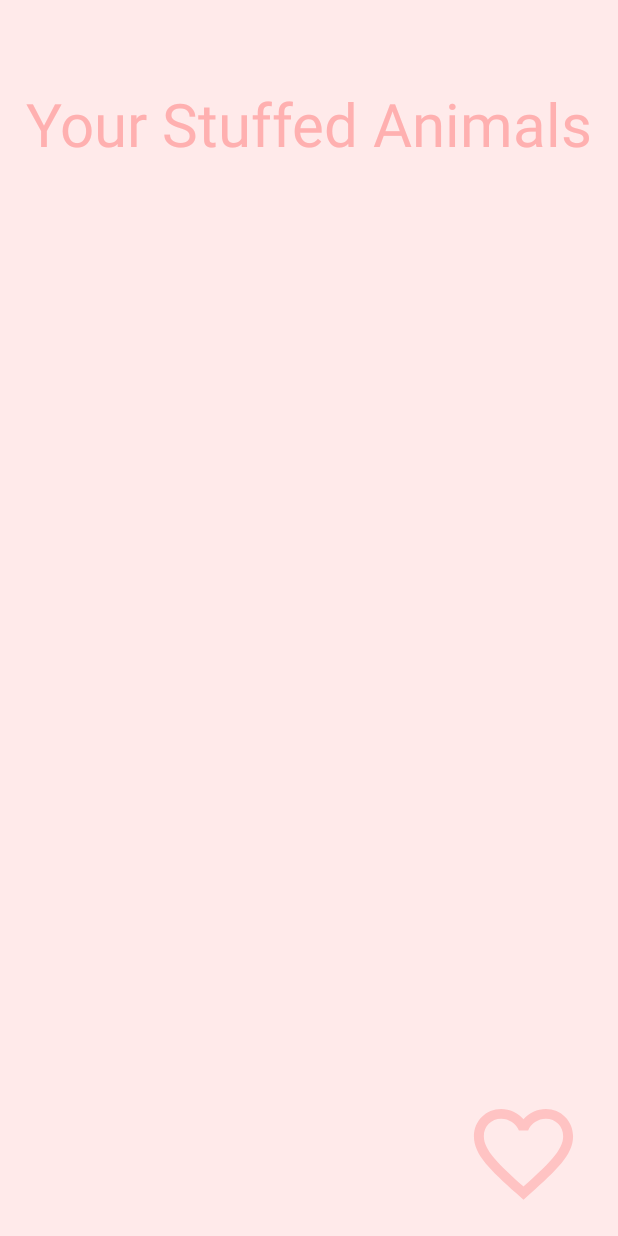
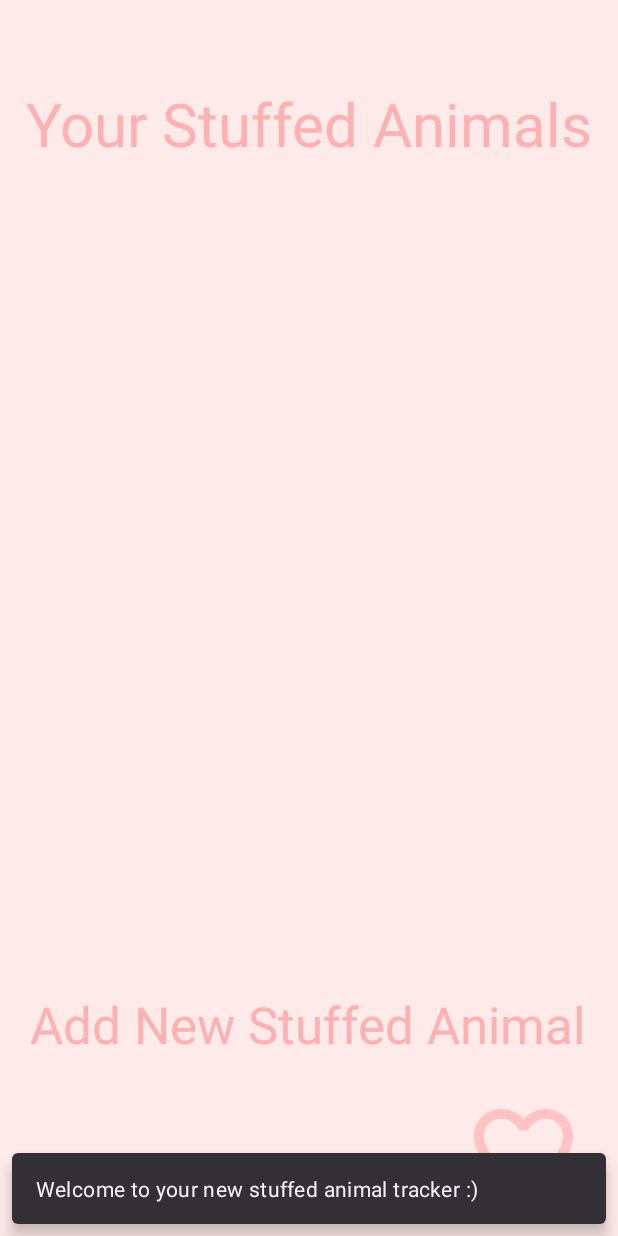
Before and after one commit to rustytoe69/FinalProjectFinal, an Android app: the screen it shows after launch (MainActivity), after a tap on "Click Me!", on a phone screen of 412 x 824 dp. Run offline under Robolectric (Android 15) with nearby library versions, the phone set to English and light mode, and no system bars; our stand-ins replace navigation-ui; Roboto replaces fonts that are not available here.

Commit message:
fixed error :)

```diff
--- a/app/src/main/java/com/example/finalprojectfinal/AddStuffedAnimalFragment.kt
+++ b/app/src/main/java/com/example/finalprojectfinal/AddStuffedAnimalFragment.kt
@@ -7,6 +7,7 @@ import android.view.View
 import android.view.ViewGroup
 import android.widget.ArrayAdapter
 import androidx.fragment.app.activityViewModels
+import androidx.navigation.findNavController
 import com.example.finalprojectfinal.databinding.FragmentAddStuffedAnimalBinding
 import com.example.finalprojectfinal.databinding.FragmentMainBinding
 import com.example.finalprojectfinal.databinding.FragmentStuffedAnimalListBinding
@@ -31,6 +32,14 @@ class AddStuffedAnimalFragment : Fragment() {
             R.array.stuffed_animal_types,android.R.layout.simple_spinner_item)
         stuffedAnimalArrayAdapter.setDropDownViewResource(android.R.layout.simple_spinner_dropdown_item)
         binding.animalTypeSpinner.adapter=stuffedAnimalArrayAdapter
+
+        //for navigation
+        binding.addStuffedAnimalToListTextView.setOnClickListener { view ->
+            rootView.findNavController().navigateUp()
+        }
+
+
+
         return rootView
     }
 }
--- a/app/src/main/java/com/example/finalprojectfinal/MainFragment.kt
+++ b/app/src/main/java/com/example/finalprojectfinal/MainFragment.kt
@@ -23,6 +23,7 @@ import androidx.navigation.findNavController
 import androidx.navigation.ui.NavigationUI
 import androidx.fragment.app.viewModels
 import com.google.android.material.dialog.MaterialAlertDialogBuilder
+import com.google.android.material.snackbar.Snackbar
 
 
 class MainFragment : Fragment() {
@@ -41,11 +42,10 @@ class MainFragment : Fragment() {
         _binding= FragmentMainBinding.inflate(inflater, container, false)
         val rootView = binding.root
 
-
+        //navigation
         binding.clickMeTextView.setOnClickListener { view ->
-            val passIn =
-                MainFragmentDirections.actionMainFragmentToStuffedAnimalListFragment()
-            rootView.findNavController().navigate(passIn)
+            rootView.findNavController().navigate(R.id.action_mainFragment_to_stuffedAnimalListFragment)
+            val mySnackbar = Snackbar.make(requireActivity().findViewById(android.R.id.content),R.string.snackbar_text,Snackbar.LENGTH_SHORT).show()
         }
 
         return rootView
--- a/app/src/main/java/com/example/finalprojectfinal/StuffedAnimalListFragment.kt
+++ b/app/src/main/java/com/example/finalprojectfinal/StuffedAnimalListFragment.kt
@@ -6,6 +6,7 @@ import android.view.LayoutInflater
 import android.view.View
 import android.view.ViewGroup
 import androidx.fragment.app.activityViewModels
+import androidx.navigation.findNavController
 import com.example.finalprojectfinal.databinding.FragmentMainBinding
 import com.example.finalprojectfinal.databinding.FragmentStuffedAnimalListBinding
 
@@ -23,6 +24,18 @@ class StuffedAnimalListFragment : Fragment() {
         // Inflate the layout for this fragment
         _binding= FragmentStuffedAnimalListBinding.inflate(inflater, container, false)
         val rootView = binding.root
+        //navigation
+        binding.newStuffedAnimalTextView.setOnClickListener { view ->
+            rootView.findNavController().navigate(R.id.action_stuffedAnimalListFragment_to_addStuffedAnimalFragment)
+        }
+
+// TODO: change this stuff for the recycler view
+//        binding.newStuffedAnimalTextView.setOnClickListener { view ->
+//            rootView.findNavController().navigate(R.id.action_stuffedAnimalListFragment_to_addStuffedAnimalFragment)
+//        }
+
+
+
         return rootView
     }
 }
--- a/app/src/main/res/layout/fragment_add_stuffed_animal.xml
+++ b/app/src/main/res/layout/fragment_add_stuffed_animal.xml
@@ -18,7 +18,7 @@
         android:inputType="text"
         android:textColor="#ABABAB"
         android:textColorLink="#FDE3D8"
-        app:layout_constraintBottom_toTopOf="@+id/clickMeTextView"
+        app:layout_constraintBottom_toTopOf="@+id/addStuffedAnimalToListTextView"
         app:layout_constraintEnd_toEndOf="parent"
         app:layout_constraintHorizontal_bias="0.517"
         app:layout_constraintStart_toStartOf="parent" />
@@ -46,7 +46,7 @@
         app:layout_constraintEnd_toEndOf="parent" />
 
     <TextView
-        android:id="@+id/clickMeTextView"
+        android:id="@+id/addStuffedAnimalToListTextView"
         android:layout_width="wrap_content"
         android:layout_height="wrap_content"
         android:fontFamily="sans-serif"
--- a/app/src/main/res/layout/fragment_stuffed_animal_list.xml
+++ b/app/src/main/res/layout/fragment_stuffed_animal_list.xml
@@ -17,8 +17,23 @@
         app:layout_constraintBottom_toBottomOf="parent"
         app:layout_constraintEnd_toEndOf="parent" />
 
+
     <TextView
-        android:id="@+id/clickMeTextView"
+        android:id="@+id/newStuffedAnimalTextView"
+        android:layout_width="wrap_content"
+        android:layout_height="wrap_content"
+        android:layout_marginBottom="24dp"
+        android:fontFamily="sans-serif"
+        android:text="Add New Stuffed Animal"
+        android:textColor="@color/mainText"
+        android:textSize="34sp"
+        app:layout_constraintBottom_toTopOf="@+id/heartImageView"
+        app:layout_constraintEnd_toEndOf="parent"
+        app:layout_constraintHorizontal_bias="0.461"
+        app:layout_constraintStart_toStartOf="parent" />
+
+    <TextView
+        android:id="@+id/yourStuffedAnimlasTextView"
         android:layout_width="wrap_content"
         android:layout_height="wrap_content"
         android:layout_marginTop="40dp"
--- a/app/src/main/res/navigation/nav_graph.xml
+++ b/app/src/main/res/navigation/nav_graph.xml
@@ -4,7 +4,6 @@
     xmlns:tools="http://schemas.android.com/tools"
     android:id="@+id/nav_graph"
     app:startDestination="@id/mainFragment">
-
     <fragment
         android:id="@+id/mainFragment"
         android:name="com.example.finalprojectfinal.MainFragment"
@@ -22,16 +21,15 @@
         <action
             android:id="@+id/action_stuffedAnimalListFragment_to_addStuffedAnimalFragment"
             app:destination="@id/addStuffedAnimalFragment" />
+        <action
+            android:id="@+id/action_stuffedAnimalListFragment_to_stuffedAnimalDetailsFragment"
+            app:destination="@id/stuffedAnimalDetailsFragment" />
     </fragment>
     <fragment
         android:id="@+id/addStuffedAnimalFragment"
         android:name="com.example.finalprojectfinal.AddStuffedAnimalFragment"
         android:label="fragment_add_stuffed_animal"
-        tools:layout="@layout/fragment_add_stuffed_animal" >
-        <action
-            android:id="@+id/action_addStuffedAnimalFragment_to_stuffedAnimalDetailsFragment"
-            app:destination="@id/stuffedAnimalDetailsFragment" />
-    </fragment>
+        tools:layout="@layout/fragment_add_stuffed_animal" />
     <fragment
         android:id="@+id/stuffedAnimalDetailsFragment"
         android:name="com.example.finalprojectfinal.StuffedAnimalDetailsFragment"
--- a/app/src/main/res/values/strings.xml
+++ b/app/src/main/res/values/strings.xml
@@ -13,4 +13,6 @@
         <item>Bear</item>
         <item>Other</item>
     </string-array>
+
+    <string name="snackbar_text">Welcome to your new stuffed animal tracker :)</string>
 </resources>
```
